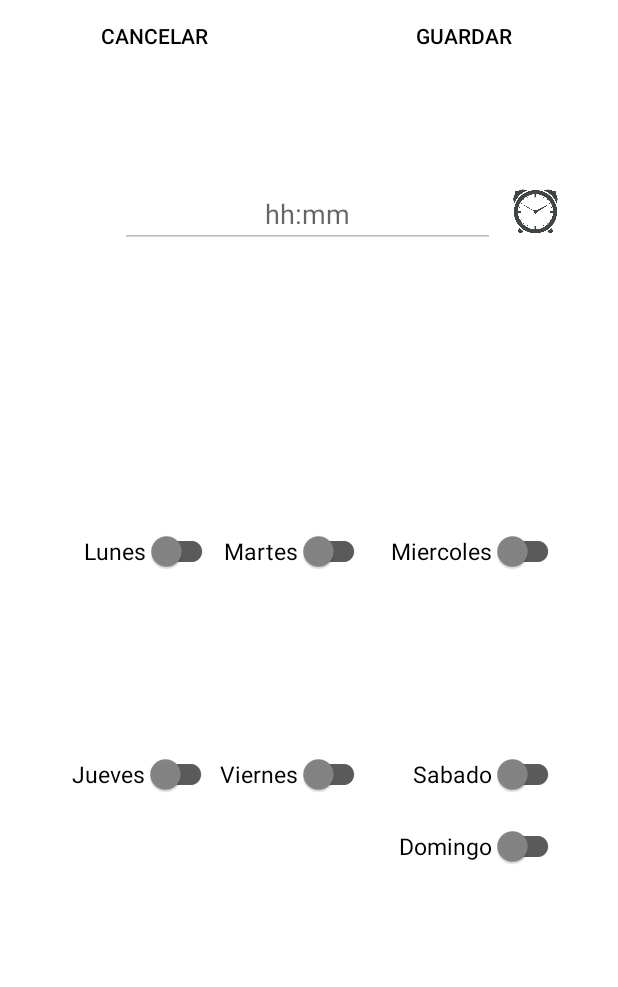
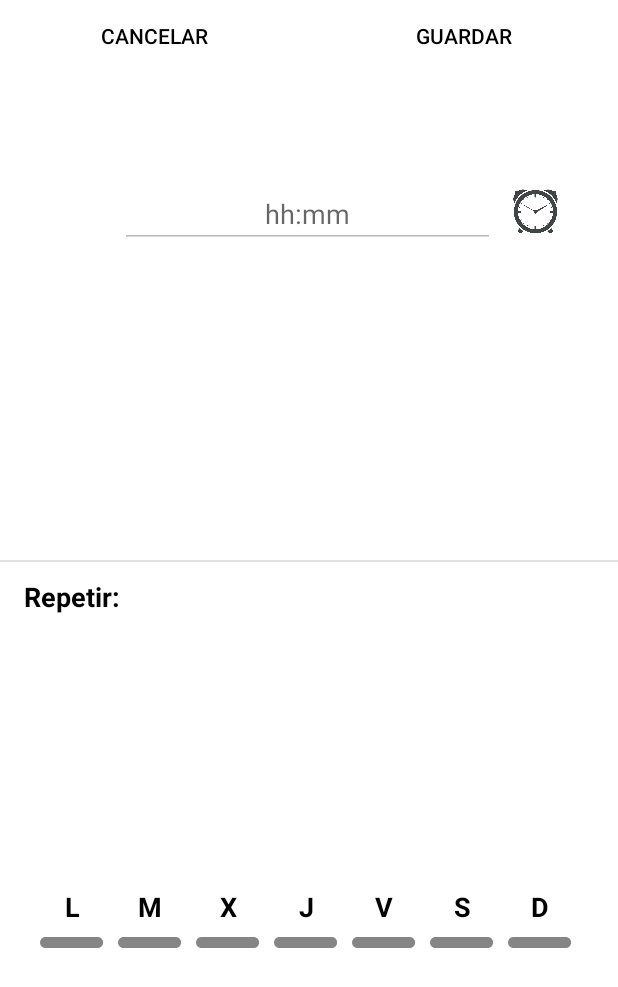
Before and after one commit to Ander-RL/Chronos, an Android app: the CrearAlarma screen opened directly, with no data from a screen before it, on a phone screen of 412 x 824 dp. Shown: the top 987 px of the screen. Run offline under Robolectric (Android 15) with nearby library versions, the phone set to English and light mode, and no system bars.

Commit message:
Botones repetir alarma listos.

```diff
--- a/app/src/main/java/arl/chronos/CrearAlarma.java
+++ b/app/src/main/java/arl/chronos/CrearAlarma.java
@@ -2,15 +2,21 @@ package arl.chronos;
 
 import android.app.TimePickerDialog;
 import android.content.Intent;
+import android.content.res.ColorStateList;
+import android.content.res.Resources;
+import android.graphics.Color;
 import android.os.Bundle;
 import android.view.View;
 import android.widget.Button;
 import android.widget.EditText;
 import android.widget.ImageButton;
+import android.widget.RadioButton;
 import android.widget.TimePicker;
 import android.widget.Toast;
 
 import androidx.appcompat.app.AppCompatActivity;
+import androidx.core.content.ContextCompat;
+import androidx.core.widget.TextViewCompat;
 
 import java.util.Calendar;
 
@@ -24,8 +30,7 @@ public class CrearAlarma extends AppCompatActivity {
     private final String LUN = "L";          private final String MAR = "M";        private final String MIE = "X";   private final String JUE = "J";
     private final String VIE = "V";          private final String SAB = "S";        private final String DOM = "D";
     private TimePickerDialog timePicker;     private Calendar calendar;             private EditText hhmm;
-    private final String CERO = "0";         private final String DOS_PUNTOS = ":";
-
+    private final String CERO = "0";         private final String DOS_PUNTOS = ":"; boolean wasChecked;
 
     @Override
     public void onCreate(Bundle savedInstanceState) {
@@ -53,6 +58,7 @@ public class CrearAlarma extends AppCompatActivity {
                 intent.putExtra(HORA, hora); intent.putExtra(MIN, min);   intent.putExtra(LUN, l);
                 intent.putExtra(MAR, m);     intent.putExtra(MIE, x);     intent.putExtra(JUE, j);
                 intent.putExtra(VIE, v);     intent.putExtra(SAB, s);     intent.putExtra(DOM, d);
+                startActivity(intent);
             }
         });
 
@@ -63,15 +69,14 @@ public class CrearAlarma extends AppCompatActivity {
                 calendar = Calendar.getInstance();
                 hora = calendar.get(Calendar.HOUR_OF_DAY);
                 min = calendar.get(Calendar.MINUTE);
-                Toast.makeText(view.getContext(), "ON CLICK", Toast.LENGTH_LONG).show();
 
                 timePicker = new TimePickerDialog(CrearAlarma.this, R.style.DialogTheme,new TimePickerDialog.OnTimeSetListener() {
                     @Override
                     public void onTimeSet(TimePicker timePicker, int hh, int mm) {
                         //Formateo el hora obtenido: antepone el 0 si son menores de 10
-                        String horaFormateada =  (hh < 10)? String.valueOf(CERO + hh) : String.valueOf(hh);
+                        String horaFormateada =  (hh < 10)? (CERO + hh) : String.valueOf(hh);
                         //Formateo el minuto obtenido: antepone el 0 si son menores de 10
-                        String minutoFormateado = (mm < 10)? String.valueOf(CERO + mm):String.valueOf(mm);
+                        String minutoFormateado = (mm < 10)? (CERO + mm):String.valueOf(mm);
 
                         hhmm.setText(horaFormateada + DOS_PUNTOS + minutoFormateado);
                     }
@@ -79,7 +84,35 @@ public class CrearAlarma extends AppCompatActivity {
                 timePicker.show();
             }
         });
+    }
 
+    public void onRadioButtonClick(View view) {
 
-    }
+            boolean checked = ((RadioButton) view).isChecked();
+            int id = view.getId();
+
+            if(wasChecked && checked){
+                ((RadioButton) view).setChecked(false);
+                wasChecked = false;
+
+                if(id == R.id.radio_l){l = false;}
+                if(id == R.id.radio_m){m = false;}
+                if(id == R.id.radio_x){x = false;}
+                if(id == R.id.radio_j){j = false;}
+                if(id == R.id.radio_v){v = false;}
+                if(id == R.id.radio_s){s = false;}
+                if(id == R.id.radio_d){d = false;}
+
+            }else if(checked){
+                wasChecked = true;
+
+                if(id == R.id.radio_l){l = true;}
+                if(id == R.id.radio_m){m = true;}
+                if(id == R.id.radio_x){x = true;}
+                if(id == R.id.radio_j){j = true;}
+                if(id == R.id.radio_v){v = true;}
+                if(id == R.id.radio_s){s = true;}
+                if(id == R.id.radio_d){d = true;}
+            }
+        }
 }
--- /dev/null
+++ b/app/src/main/res/drawable/selector_radiobutton.xml
@@ -0,0 +1,5 @@
+<?xml version="1.0" encoding="utf-8"?>
+<selector xmlns:android="http://schemas.android.com/apk/res/android">
+    <item android:state_checked="true" android:color="@color/blue_500"/>
+    <item android:state_checked="false" android:color="@color/gray"/>
+</selector>
--- a/app/src/main/res/layout/crear_alarma.xml
+++ b/app/src/main/res/layout/crear_alarma.xml
@@ -1,7 +1,6 @@
 <?xml version="1.0" encoding="utf-8"?>
 <androidx.constraintlayout.widget.ConstraintLayout xmlns:android="http://schemas.android.com/apk/res/android"
     xmlns:app="http://schemas.android.com/apk/res-auto"
-    xmlns:tools="http://schemas.android.com/tools"
     android:layout_width="match_parent"
     android:layout_height="match_parent">
 
@@ -10,7 +9,7 @@
         style="@style/Widget.AppCompat.Button.Borderless"
         android:layout_width="205dp"
         android:layout_height="wrap_content"
-        android:text="Cancelar"
+        android:text="@string/btn_cancelar"
         app:layout_constraintStart_toStartOf="parent"
         app:layout_constraintTop_toTopOf="parent" />
 
@@ -19,7 +18,7 @@
         style="@style/Widget.AppCompat.Button.Borderless"
         android:layout_width="205dp"
         android:layout_height="wrap_content"
-        android:text="Guardar"
+        android:text="@string/btn_guardar"
         app:layout_constraintEnd_toEndOf="parent"
         app:layout_constraintStart_toEndOf="@id/guideline_horizontal"
         app:layout_constraintTop_toTopOf="parent" />
@@ -47,6 +46,7 @@
         android:backgroundTint="#00FFFFFF"
         android:hapticFeedbackEnabled="true"
         android:scaleType="fitCenter"
+        android:contentDescription="@string/description_boton_reloj"
         app:layout_constraintEnd_toEndOf="parent"
         app:layout_constraintHorizontal_bias="0.0"
         app:layout_constraintStart_toEndOf="@+id/edit_hhmm"
@@ -59,102 +59,169 @@
         android:layout_height="wrap_content"
         android:layout_marginStart="80dp"
         android:layout_marginTop="72dp"
-        android:hint="hh:mm"
+        android:enabled="false"
+        android:hint="@string/hh_mm"
+        android:autofillHints="@string/hh_mm"
+        android:inputType="datetime"
         android:textAlignment="center"
-        android:inputType="datetime"
-        android:enabled="false"
         app:layout_constraintStart_toStartOf="parent"
         app:layout_constraintTop_toTopOf="@+id/guideline_vertical" />
 
-    <com.google.android.material.switchmaterial.SwitchMaterial
-        android:id="@+id/swt_lunes"
-        android:layout_width="wrap_content"
-        android:layout_height="wrap_content"
-        android:layout_marginStart="56dp"
-        android:checked="false"
-        android:text="Lunes"
-        android:textSize="15sp"
-        android:theme="@style/SwitchButton"
-        app:layout_constraintBottom_toBottomOf="parent"
+    <View
+        android:id="@+id/divider2"
+        android:layout_width="match_parent"
+        android:layout_height="1dp"
+        android:layout_marginTop="208dp"
+        android:background="?android:attr/listDivider"
+        app:layout_constraintEnd_toEndOf="parent"
+        app:layout_constraintHorizontal_bias="0.0"
         app:layout_constraintStart_toStartOf="parent"
-        app:layout_constraintTop_toTopOf="@+id/guideline_vertical"
-        app:layout_constraintVertical_bias="0.406" />
+        app:layout_constraintTop_toBottomOf="@+id/edit_hhmm" />
 
-    <com.google.android.material.switchmaterial.SwitchMaterial
-        android:id="@+id/swt_martes"
+    <RadioButton
+        android:id="@+id/radio_j"
         android:layout_width="wrap_content"
         android:layout_height="wrap_content"
         android:layout_marginStart="4dp"
-        android:checked="false"
-        android:text="Martes"
-        android:textSize="15sp"
-        android:theme="@style/SwitchButton"
-        app:layout_constraintBaseline_toBaselineOf="@+id/swt_lunes"
-        app:layout_constraintStart_toEndOf="@+id/swt_lunes" />
+        android:layout_marginBottom="192dp"
+        android:layout_weight="1"
+        android:button="@null"
+        android:drawableBottom="@android:drawable/button_onoff_indicator_off"
+        android:drawableTint="@drawable/selector_radiobutton"
+        android:onClick="onRadioButtonClick"
+        android:text="@string/btn_radio_j"
+        android:textAlignment="center"
+        android:textColor="@color/black"
+        android:textSize="18sp"
+        android:textStyle="bold"
+        app:layout_constraintBottom_toBottomOf="parent"
+        app:layout_constraintStart_toEndOf="@+id/radio_x" />
 
-    <com.google.android.material.switchmaterial.SwitchMaterial
-        android:id="@+id/swt_sabado"
+    <RadioButton
+        android:id="@+id/radio_l"
         android:layout_width="wrap_content"
         android:layout_height="wrap_content"
-        android:layout_marginEnd="36dp"
-        android:checked="false"
-        android:text="Sabado"
-        android:textSize="15sp"
-        android:theme="@style/SwitchButton"
-        app:layout_constraintBaseline_toBaselineOf="@+id/swt_viernes"
-        app:layout_constraintEnd_toEndOf="parent" />
-
-    <com.google.android.material.switchmaterial.SwitchMaterial
-        android:id="@+id/swt_domingo"
-        android:layout_width="wrap_content"
-        android:layout_height="wrap_content"
-        android:layout_marginEnd="36dp"
-        android:layout_marginBottom="236dp"
-        android:checked="false"
-        android:text="Domingo"
-        android:textSize="15sp"
-        android:theme="@style/SwitchButton"
-        app:layout_constraintBottom_toBottomOf="parent"
-        app:layout_constraintEnd_toEndOf="parent"
-        app:layout_constraintTop_toBottomOf="@+id/swt_sabado"
-        app:layout_constraintVertical_bias="1.0" />
-
-    <com.google.android.material.switchmaterial.SwitchMaterial
-        android:id="@+id/swt_miercoles"
-        android:layout_width="wrap_content"
-        android:layout_height="wrap_content"
-        android:layout_marginEnd="36dp"
-        android:checked="false"
-        android:text="Miercoles"
-        android:textSize="15sp"
-        android:theme="@style/SwitchButton"
-        app:layout_constraintBaseline_toBaselineOf="@+id/swt_martes"
-        app:layout_constraintEnd_toEndOf="parent" />
-
-    <com.google.android.material.switchmaterial.SwitchMaterial
-        android:id="@+id/swt_viernes"
-        android:layout_width="wrap_content"
-        android:layout_height="wrap_content"
-        android:layout_marginStart="2dp"
-        android:checked="false"
-        android:text="Viernes"
-        android:textSize="15sp"
-        android:theme="@style/SwitchButton"
-        app:layout_constraintBaseline_toBaselineOf="@+id/swt_jueves"
-        app:layout_constraintStart_toEndOf="@+id/swt_jueves" />
-
-    <com.google.android.material.switchmaterial.SwitchMaterial
-        android:id="@+id/swt_jueves"
-        android:layout_width="wrap_content"
-        android:layout_height="wrap_content"
-        android:layout_marginStart="48dp"
-        android:layout_marginBottom="284dp"
-        android:checked="false"
-        android:text="Jueves"
-        android:textSize="15sp"
-        android:theme="@style/SwitchButton"
+        android:layout_marginStart="24dp"
+        android:layout_marginBottom="192dp"
+        android:layout_weight="1"
+        android:button="@null"
+        android:drawableBottom="@android:drawable/button_onoff_indicator_off"
+        android:drawableTint="@drawable/selector_radiobutton"
+        android:onClick="onRadioButtonClick"
+        android:text="@string/btn_radio_l"
+        android:textAlignment="center"
+        android:textColor="@color/black"
+        android:textSize="18sp"
+        android:textStyle="bold"
         app:layout_constraintBottom_toBottomOf="parent"
         app:layout_constraintStart_toStartOf="parent" />
 
+    <RadioButton
+        android:id="@+id/radio_m"
+        android:layout_width="wrap_content"
+        android:layout_height="wrap_content"
+        android:layout_marginStart="4dp"
+        android:layout_marginBottom="192dp"
+        android:layout_weight="1"
+        android:button="@null"
+        android:drawableBottom="@android:drawable/button_onoff_indicator_off"
+        android:drawableTint="@drawable/selector_radiobutton"
+        android:onClick="onRadioButtonClick"
+        android:text="@string/btn_radio_m"
+        android:textAlignment="center"
+        android:textColor="@color/black"
+        android:textSize="18sp"
+        android:textStyle="bold"
+        app:layout_constraintBottom_toBottomOf="parent"
+        app:layout_constraintStart_toEndOf="@+id/radio_l" />
+
+    <RadioButton
+        android:id="@+id/radio_x"
+        android:layout_width="wrap_content"
+        android:layout_height="wrap_content"
+        android:layout_marginStart="4dp"
+        android:layout_marginBottom="192dp"
+        android:layout_weight="1"
+        android:button="@null"
+        android:drawableBottom="@android:drawable/button_onoff_indicator_off"
+        android:drawableTint="@drawable/selector_radiobutton"
+        android:onClick="onRadioButtonClick"
+        android:text="@string/btn_radio_x"
+        android:textAlignment="center"
+        android:textColor="@color/black"
+        android:textSize="18sp"
+        android:textStyle="bold"
+        app:layout_constraintBottom_toBottomOf="parent"
+        app:layout_constraintStart_toEndOf="@+id/radio_m" />
+
+    <RadioButton
+        android:id="@+id/radio_s"
+        android:layout_width="wrap_content"
+        android:layout_height="wrap_content"
+        android:layout_marginStart="4dp"
+        android:layout_marginBottom="192dp"
+        android:layout_weight="1"
+        android:button="@null"
+        android:drawableBottom="@android:drawable/button_onoff_indicator_off"
+        android:drawableTint="@drawable/selector_radiobutton"
+        android:onClick="onRadioButtonClick"
+        android:text="@string/btn_radio_s"
+        android:textAlignment="center"
+        android:textColor="@color/black"
+        android:textSize="18sp"
+        android:textStyle="bold"
+        app:layout_constraintBottom_toBottomOf="parent"
+        app:layout_constraintStart_toEndOf="@+id/radio_v" />
+
+    <RadioButton
+        android:id="@+id/radio_d"
+        android:layout_width="wrap_content"
+        android:layout_height="wrap_content"
+        android:layout_marginStart="4dp"
+        android:layout_marginBottom="192dp"
+        android:layout_weight="1"
+        android:button="@null"
+        android:drawableBottom="@android:drawable/button_onoff_indicator_off"
+        android:drawableTint="@drawable/selector_radiobutton"
+        android:onClick="onRadioButtonClick"
+        android:text="@string/btn_radio_d"
+        android:textAlignment="center"
+        android:textColor="@color/black"
+        android:textSize="18sp"
+        android:textStyle="bold"
+        app:layout_constraintBottom_toBottomOf="parent"
+        app:layout_constraintStart_toEndOf="@+id/radio_s" />
+
+    <RadioButton
+        android:id="@+id/radio_v"
+        android:layout_width="wrap_content"
+        android:layout_height="wrap_content"
+        android:layout_marginStart="4dp"
+        android:layout_marginBottom="192dp"
+        android:layout_weight="1"
+        android:button="@null"
+        android:drawableBottom="@android:drawable/button_onoff_indicator_off"
+        android:drawableTint="@drawable/selector_radiobutton"
+        android:onClick="onRadioButtonClick"
+        android:text="@string/btn_radio_v"
+        android:textAlignment="center"
+        android:textColor="@color/black"
+        android:textSize="18sp"
+        android:textStyle="bold"
+        app:layout_constraintBottom_toBottomOf="parent"
+        app:layout_constraintStart_toEndOf="@+id/radio_j" />
+
+    <TextView
+        android:layout_width="wrap_content"
+        android:layout_height="wrap_content"
+        android:layout_marginStart="16dp"
+        android:layout_marginTop="220dp"
+        android:text="@string/repetir_alarma"
+        android:textColor="@color/black"
+        android:textSize="18sp"
+        android:textStyle="bold"
+        app:layout_constraintStart_toStartOf="parent"
+        app:layout_constraintTop_toBottomOf="@+id/edit_hhmm" />
+
 
 </androidx.constraintlayout.widget.ConstraintLayout>
--- a/app/src/main/res/values/strings.xml
+++ b/app/src/main/res/values/strings.xml
@@ -1,25 +1,30 @@
 <resources>
     <string name="app_name">Chronos</string>
-    <!-- TODO: Remove or change this placeholder text -->
-    <string name="hello_blank_fragment">Hello blank fragment</string>
 
     <!--//////////////// Encabezados TabFragments /////////////////////-->
     <string name="tabfragment_alarmas">Alarmas</string>
     <string name="tabfragment_tareas">Tareas</string>
     <string name="tabfragment_calendario">Calendario</string>
     <string name="title_activity_alarmas">AlarmasActivity</string>
-    <!--
-    This string is used for square devices and overridden by hello_world in
-    values-round/strings.xml for round devices.
-    -->
-    <string name="hello_world">Hello Square World!</string>
-    <!-- Strings used for fragments for navigation -->
-    <string name="first_fragment_label">First Fragment</string>
-    <string name="second_fragment_label">Second Fragment</string>
-    <string name="next">Next</string>
-    <string name="previous">Previous</string>
 
-    <string name="hello_first_fragment">Hello first fragment</string>
-    <string name="hello_second_fragment">Hello second fragment. Arg: %1$s</string>
+    <!--//////////////// Titulos /////////////////////-->
+    <string name="repetir_alarma">Repetir:</string>
+
+    <!--//////////////// EditText /////////////////////-->
+    <string name="description_boton_reloj">Boton reloj</string>
+
+    <!--//////////////// Botones /////////////////////-->
+    <string name="hh_mm">hh:mm</string>
+
+    <!--//////////////// Botones /////////////////////-->
+    <string name="btn_radio_l">L</string>
+    <string name="btn_radio_m">M</string>
+    <string name="btn_radio_x">X</string>
+    <string name="btn_radio_j">J</string>
+    <string name="btn_radio_v">V</string>
+    <string name="btn_radio_s">S</string>
+    <string name="btn_radio_d">D</string>
+    <string name="btn_guardar">Guardar</string>
+    <string name="btn_cancelar">Cancelar</string>
 
 </resources>
--- a/app/src/main/res/values/themes.xml
+++ b/app/src/main/res/values/themes.xml
@@ -43,8 +43,19 @@
     <style name="Theme.Chronos.PopupOverlay" parent="ThemeOverlay.AppCompat.Light" />
 
     <style name="DialogTheme" parent="Theme.AppCompat.Light.Dialog">
-        <item name="colorAccent">@color/blue_500</item>
+        <!-- Color Principal -->
+        <item name="colorAccent">@color/black</item>
+        <!-- Colorea guines bajos e icono teclado -->
         <item name="colorControlNormal">@color/blue_900</item>
+        <!-- Colorea la aguja selectora -->
+        <item name="colorControlActivated">@color/blue_500</item>
+        <!-- Colorea los numeros -->
+        <!--<item name="android:colorForeground">@color/blue_900</item>-->
+    </style>
+
+    <style name="RadioButtonTheme" parent="Widget.AppCompat.CompoundButton.RadioButton">
+        <item name="colorAccent">@color/gray</item>
+        <item name="buttonTint">@drawable/selector_radiobutton</item>
     </style>
 
 </resources>
```
